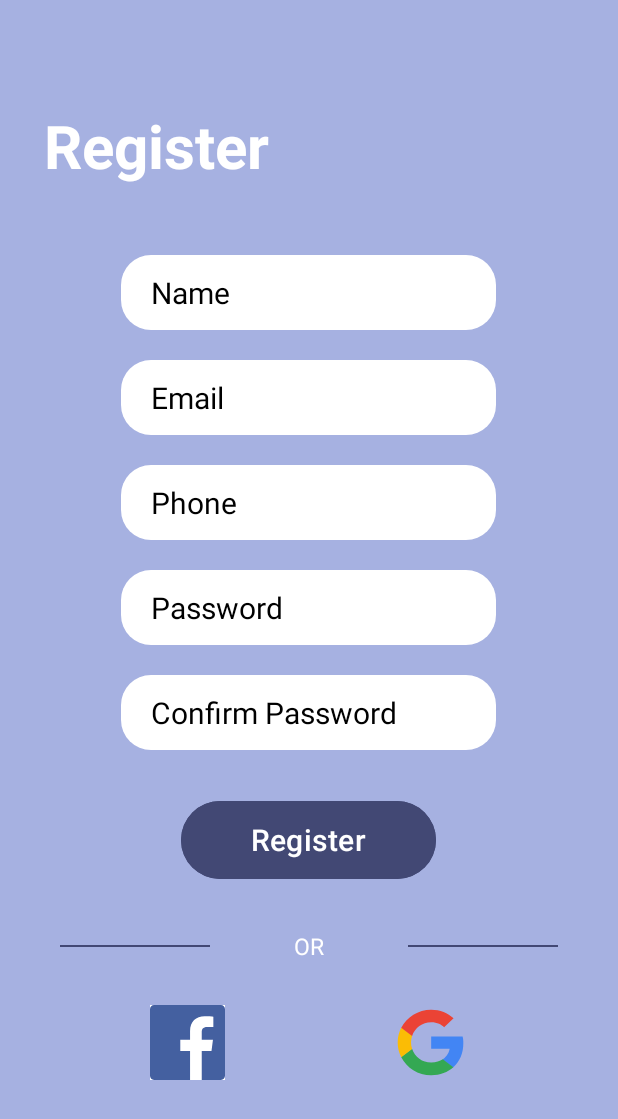
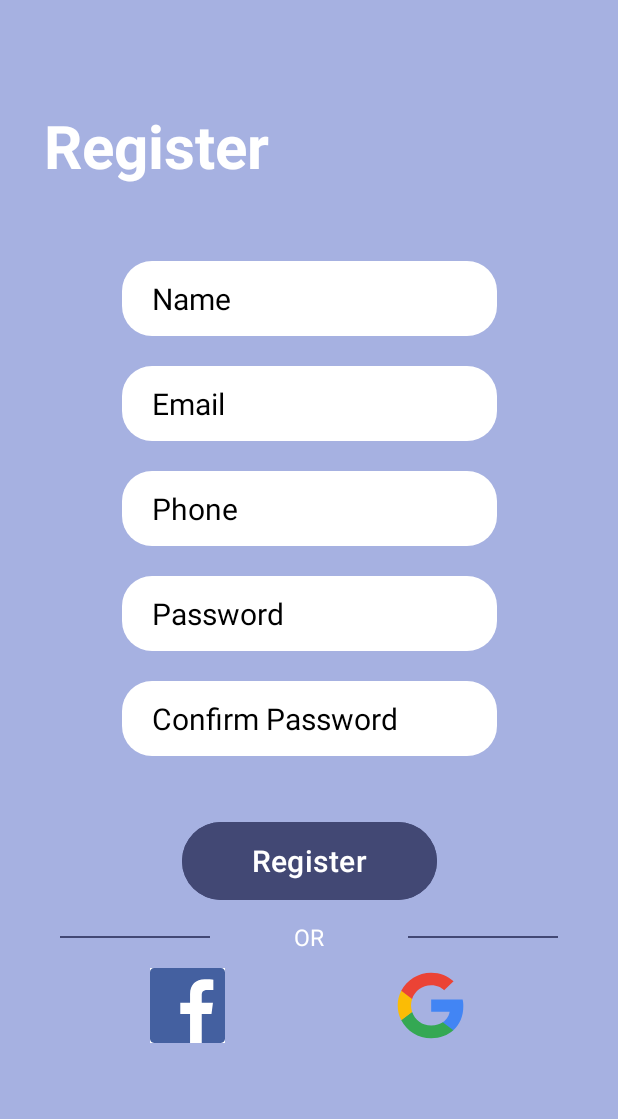
Before and after one commit to saraashraf11/Taste-Finder, an Android app: the layout activity_register.xml on its own in the app's theme, with its tools: preview values and no code run, on a phone screen of 412 x 824 dp. Shown: the top 1119 px of the screen. Run offline under Robolectric (Android 15) with nearby library versions, the phone set to English and light mode, and no system bars.

Commit message:
register

```diff
--- a/TasteFinder/app/src/main/res/layout/activity_register.xml
+++ b/TasteFinder/app/src/main/res/layout/activity_register.xml
@@ -1,5 +1,5 @@
 <?xml version="1.0" encoding="utf-8"?>
-<RelativeLayout
+<androidx.constraintlayout.widget.ConstraintLayout
     xmlns:android="http://schemas.android.com/apk/res/android"
     xmlns:app="http://schemas.android.com/apk/res-auto"
     xmlns:tools="http://schemas.android.com/tools"
@@ -9,6 +9,7 @@
     android:background="#A6B1E1"
     tools:context=".RegisterActivity">
 
+    <!-- Register Text -->
     <TextView
         android:id="@+id/register"
         android:layout_width="wrap_content"
@@ -18,135 +19,165 @@
         android:text="Register"
         android:textColor="@color/white"
         android:textStyle="bold"
-        android:textSize="40sp"/>
+        android:textSize="40sp"
+        app:layout_constraintStart_toStartOf="parent"
+        app:layout_constraintTop_toTopOf="parent" />
 
+    <!-- Name Input -->
     <EditText
         android:id="@+id/name"
         android:layout_width="250dp"
         android:layout_height="50dp"
-        android:layout_centerHorizontal="true"
-        android:layout_marginTop="170dp"
         android:background="@drawable/rounded_corners"
         android:hint="Name"
         android:textColorHint="@color/black"
         android:textColor="@color/black"
         android:paddingLeft="20dp"
         android:textSize="20sp"
-        android:inputType="textPersonName"/>
+        android:inputType="textPersonName"
+        android:layout_marginTop="50dp"
+        app:layout_constraintTop_toBottomOf="@+id/register"
+        app:layout_constraintStart_toStartOf="parent"
+        app:layout_constraintEnd_toEndOf="parent" />
 
+    <!-- Email Input -->
     <EditText
         android:id="@+id/email"
         android:layout_width="250dp"
         android:layout_height="50dp"
-        android:layout_centerHorizontal="true"
-        android:layout_marginTop="240dp"
         android:background="@drawable/rounded_corners"
         android:hint="Email"
         android:textColorHint="@color/black"
         android:textColor="@color/black"
         android:paddingLeft="20dp"
         android:textSize="20sp"
-        android:inputType="textEmailAddress"/>
+        android:inputType="textEmailAddress"
+        app:layout_constraintTop_toBottomOf="@+id/name"
+        android:layout_marginTop="20dp"
+        app:layout_constraintStart_toStartOf="parent"
+        app:layout_constraintEnd_toEndOf="parent" />
 
+    <!-- Phone Input -->
     <EditText
         android:id="@+id/phone"
         android:layout_width="250dp"
         android:layout_height="50dp"
-        android:layout_centerHorizontal="true"
-        android:layout_marginTop="310dp"
         android:background="@drawable/rounded_corners"
         android:hint="Phone"
         android:textColorHint="@color/black"
         android:textColor="@color/black"
         android:paddingLeft="20dp"
         android:textSize="20sp"
-        android:inputType="phone"/>
+        android:inputType="phone"
+        app:layout_constraintTop_toBottomOf="@+id/email"
+        android:layout_marginTop="20dp"
+        app:layout_constraintStart_toStartOf="parent"
+        app:layout_constraintEnd_toEndOf="parent" />
 
+    <!-- Password Input -->
     <EditText
         android:id="@+id/password"
         android:layout_width="250dp"
         android:layout_height="50dp"
-        android:layout_centerHorizontal="true"
-        android:layout_marginTop="380dp"
         android:background="@drawable/rounded_corners"
         android:hint="Password"
         android:textColorHint="@color/black"
         android:textColor="@color/black"
         android:paddingLeft="20dp"
         android:textSize="20sp"
-        android:inputType="textPassword"/>
+        android:inputType="textPassword"
+        app:layout_constraintTop_toBottomOf="@+id/phone"
+        android:layout_marginTop="20dp"
+        app:layout_constraintStart_toStartOf="parent"
+        app:layout_constraintEnd_toEndOf="parent" />
 
+    <!-- Confirm Password Input -->
     <EditText
         android:id="@+id/confirmPassword"
         android:layout_width="250dp"
         android:layout_height="50dp"
-        android:layout_centerHorizontal="true"
-        android:layout_marginTop="450dp"
         android:background="@drawable/rounded_corners"
         android:hint="Confirm Password"
         android:textColorHint="@color/black"
         android:textColor="@color/black"
         android:paddingLeft="20dp"
         android:textSize="20sp"
-        android:inputType="textPassword"/>
+        android:inputType="textPassword"
+        app:layout_constraintTop_toBottomOf="@+id/password"
+        android:layout_marginTop="20dp"
+        app:layout_constraintStart_toStartOf="parent"
+        app:layout_constraintEnd_toEndOf="parent" />
 
+    <!-- Register Button -->
     <Button
         android:id="@+id/registerBtn"
         android:layout_width="170dp"
         android:layout_height="60dp"
-        android:layout_marginTop="530dp"
-        android:layout_centerHorizontal="true"
         android:text="Register"
         android:textColor="@color/white"
         android:textSize="20dp"
-        android:backgroundTint="#424874"/>
+        android:backgroundTint="#424874"
+        app:layout_constraintTop_toBottomOf="@+id/confirmPassword"
+        android:layout_marginTop="40dp"
+        app:layout_constraintStart_toStartOf="parent"
+        app:layout_constraintEnd_toEndOf="parent" />
 
+    <!-- Line -->
     <View
         android:id="@+id/line"
         android:layout_width="100dp"
         android:layout_height="1dp"
-        android:layout_alignParentStart="true"
         android:layout_marginStart="40dp"
-        android:layout_marginTop="630dp"
-        android:background="#424874" />
+        android:background="#424874"
+        app:layout_constraintTop_toBottomOf="@+id/registerBtn"
+        android:layout_marginTop="20dp"
+        app:layout_constraintStart_toStartOf="parent" />
 
+    <!-- OR Text -->
     <TextView
         android:id="@+id/orText"
         android:layout_width="wrap_content"
         android:layout_height="wrap_content"
-        android:layout_centerHorizontal="true"
-        android:layout_marginTop="620dp"
         android:text="OR"
         android:textColor="@android:color/white"
-        android:textSize="15sp" />
+        android:textSize="15sp"
+        app:layout_constraintTop_toBottomOf="@+id/registerBtn"
+        android:layout_marginTop="10dp"
+        app:layout_constraintStart_toStartOf="parent"
+        app:layout_constraintEnd_toEndOf="parent" />
 
+    <!-- Line 2 -->
     <View
         android:id="@+id/line2"
         android:layout_width="100dp"
         android:layout_height="1dp"
-        android:layout_alignParentEnd="true"
-        android:layout_marginTop="630dp"
         android:layout_marginEnd="40dp"
-        android:background="#424874" />
+        android:background="#424874"
+        app:layout_constraintTop_toBottomOf="@+id/registerBtn"
+        android:layout_marginTop="20dp"
+        app:layout_constraintEnd_toEndOf="parent" />
 
+    <!-- Facebook Icon -->
     <ImageView
         android:id="@+id/facebook"
         android:layout_width="wrap_content"
         android:layout_height="wrap_content"
-        android:layout_alignParentStart="true"
         android:layout_marginStart="100dp"
-        android:layout_marginTop="670dp"
+        android:layout_marginTop="10dp"
         android:background="@color/white"
-        android:src="@drawable/facebook_color_svgrepo_com" />
+        android:src="@drawable/facebook_color_svgrepo_com"
+        app:layout_constraintTop_toBottomOf="@+id/orText"
+        app:layout_constraintStart_toStartOf="parent" />
 
+    <!-- Google Icon -->
     <ImageView
         android:id="@+id/google"
         android:layout_width="wrap_content"
         android:layout_height="wrap_content"
-        android:layout_alignParentEnd="true"
-        android:layout_marginTop="670dp"
         android:layout_marginEnd="100dp"
-        android:src="@drawable/google_svgrepo_com" />
+        android:layout_marginTop="10dp"
+        android:src="@drawable/google_svgrepo_com"
+        app:layout_constraintTop_toBottomOf="@+id/orText"
+        app:layout_constraintEnd_toEndOf="parent" />
 
-
-</RelativeLayout>
+</androidx.constraintlayout.widget.ConstraintLayout>
```
